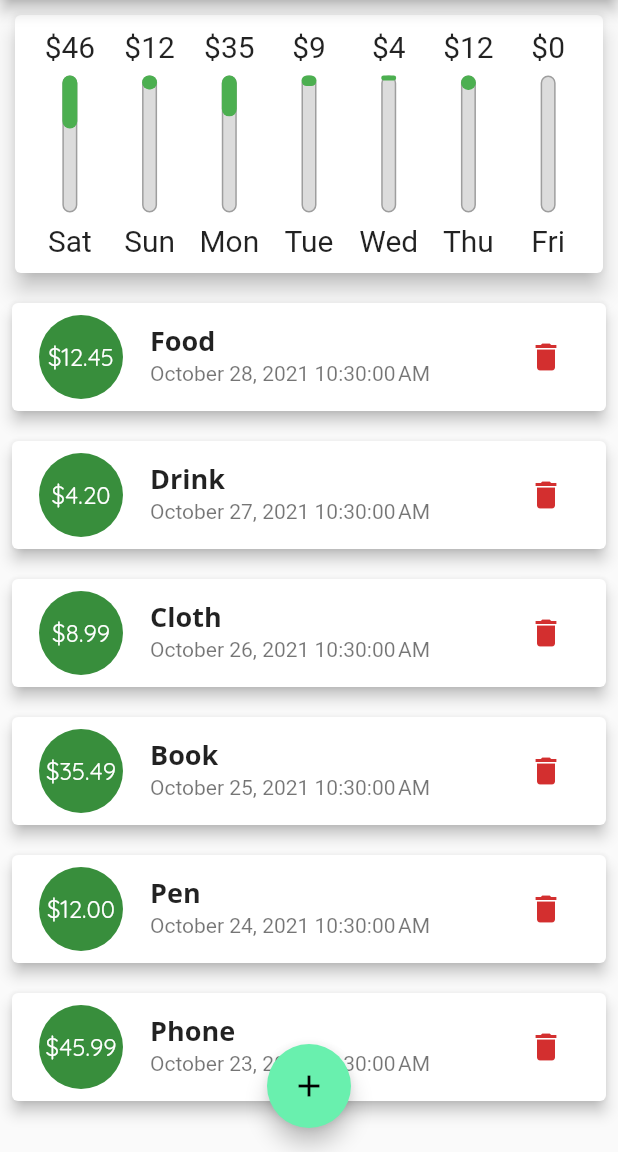
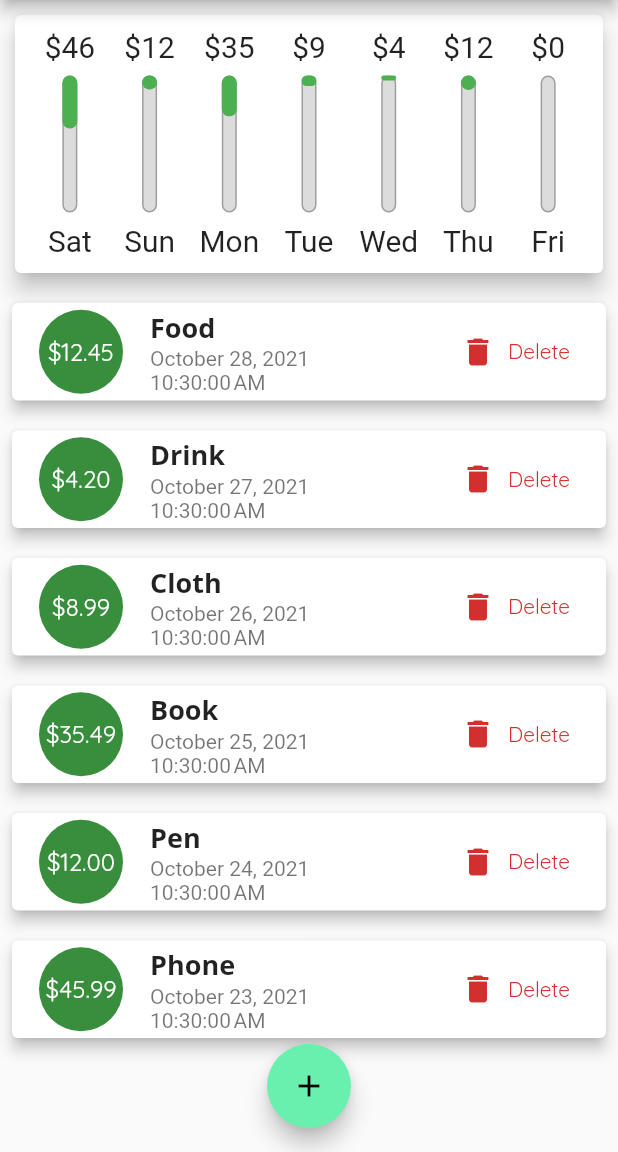
Before and after one commit to daopmdean/expense-tracker, a Flutter app: the screen it shows after launch, on a phone screen of 412 x 824 dp, the part 84-1236 px from its top. Run offline on Flutter 3.47's test engine with Material 2 defaults, Android fonts, the phone set to English and light mode, and no system bars.

Commit message:
show delete label in landscape mode

```diff
--- a/lib/widgets/transaction_list.dart
+++ b/lib/widgets/transaction_list.dart
@@ -53,11 +53,25 @@ class TransactionList extends StatelessWidget {
                   subtitle: Text(
                     DateFormat().format(transactions[index].date),
                   ),
-                  trailing: IconButton(
-                    icon: Icon(Icons.delete),
-                    color: Theme.of(context).errorColor,
-                    onPressed: () => deleteFunc(transactions[index].id),
-                  ),
+                  trailing: MediaQuery.of(context).size.width > 400
+                      ? TextButton.icon(
+                          onPressed: () => deleteFunc(transactions[index].id),
+                          icon: Icon(
+                            Icons.delete,
+                            color: Theme.of(context).errorColor,
+                          ),
+                          label: Text(
+                            'Delete',
+                            style: TextStyle(
+                              color: Theme.of(context).errorColor,
+                            ),
+                          ),
+                        )
+                      : IconButton(
+                          onPressed: () => deleteFunc(transactions[index].id),
+                          icon: Icon(Icons.delete),
+                          color: Theme.of(context).errorColor,
+                        ),
                 ),
               );
             },
```
